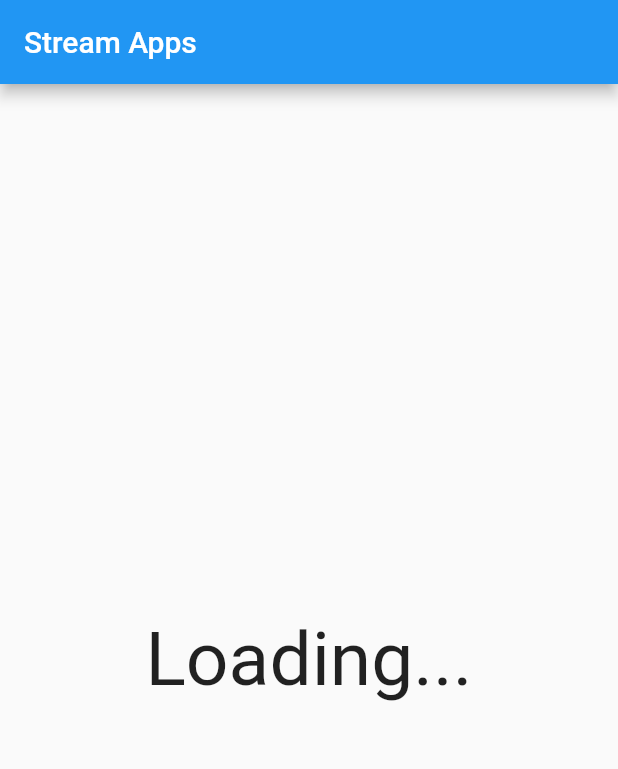
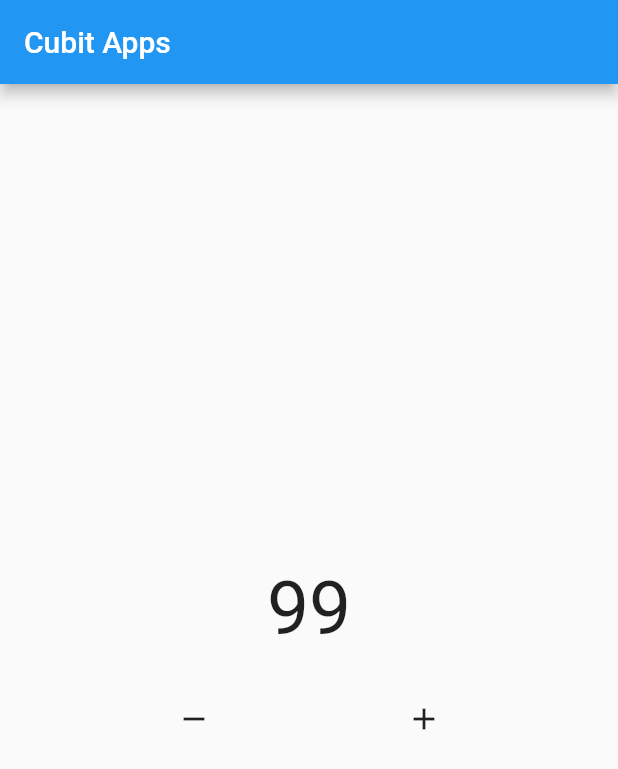
Before and after one commit to FrengkyG/learn-flutter-bloc, a Flutter app: the first screen one second after launch, on a phone screen of 412 x 824 dp. Shown: the top 769 px of the screen. Run offline on Flutter 3.47's test engine with Material 2 defaults, Android fonts, the phone set to English and light mode, and no system bars; our stand-ins replace bloc.

Commit message:
add: using basic cubit

```diff
--- a/learn_bloc/lib/main.dart
+++ b/learn_bloc/lib/main.dart
@@ -1,3 +1,4 @@
+import 'package:bloc/bloc.dart';
 import 'package:flutter/material.dart';
 
 void main() {
@@ -9,47 +10,74 @@ class MyApp extends StatelessWidget {
 
   @override
   Widget build(BuildContext context) {
-    return const MaterialApp(
+    return MaterialApp(
       home: HomePage(),
     );
   }
 }
 
+class CounterCubit extends Cubit<int> {
+  CounterCubit({this.initialData = 0}) : super(initialData);
+
+  int initialData;
+
+  void tambahData() {
+    emit(state + 1);
+  }
+
+  void kurangData() {
+    emit(state - 1);
+  }
+}
+
 class HomePage extends StatelessWidget {
-  const HomePage({Key? key}) : super(key: key);
-
-  Stream<int> countStream() async* {
-    for (int i = 0; i <= 10; i++) {
-      await Future.delayed(const Duration(seconds: 1));
-      yield i;
-    }
-  }
+  CounterCubit myCounter = CounterCubit(initialData: 99);
 
   @override
   Widget build(BuildContext context) {
     return Scaffold(
       appBar: AppBar(
-        title: const Text('Stream Apps'),
+        title: const Text('Cubit Apps'),
       ),
-      body: StreamBuilder(
-        stream: countStream(),
-        builder: (context, snapshot) {
-          if (snapshot.connectionState == ConnectionState.waiting) {
-            return const Center(
-              child: Text(
-                'Loading...',
-                style: TextStyle(fontSize: 50),
-              ),
-            );
-          } else {
-            return Center(
-              child: Text(
+      body: Column(
+        mainAxisAlignment: MainAxisAlignment.center,
+        children: [
+          StreamBuilder(
+            initialData: myCounter.initialData,
+            stream: myCounter.stream,
+            builder: (context, snapshot) {
+              // if (snapshot.connectionState == ConnectionState.waiting) {
+              //   return const Text(
+              //     'Loading...',
+              //     style: TextStyle(fontSize: 50),
+              //   );
+              // } else {
+              return Text(
                 '${snapshot.data}',
                 style: const TextStyle(fontSize: 50),
-              ),
-            );
-          }
-        },
+              );
+              // }
+            },
+          ),
+          const SizedBox(
+            height: 20,
+          ),
+          Row(
+            mainAxisAlignment: MainAxisAlignment.spaceEvenly,
+            children: [
+              IconButton(
+                  onPressed: () {
+                    myCounter.kurangData();
+                  },
+                  icon: const Icon(Icons.remove)),
+              IconButton(
+                  onPressed: () {
+                    myCounter.tambahData();
+                  },
+                  icon: const Icon(Icons.add)),
+            ],
+          )
+        ],
       ),
     );
   }
```
Also changed, not shown: learn_bloc/pubspec.yaml (+5 -12 lines), learn_bloc/pubspec.lock.
